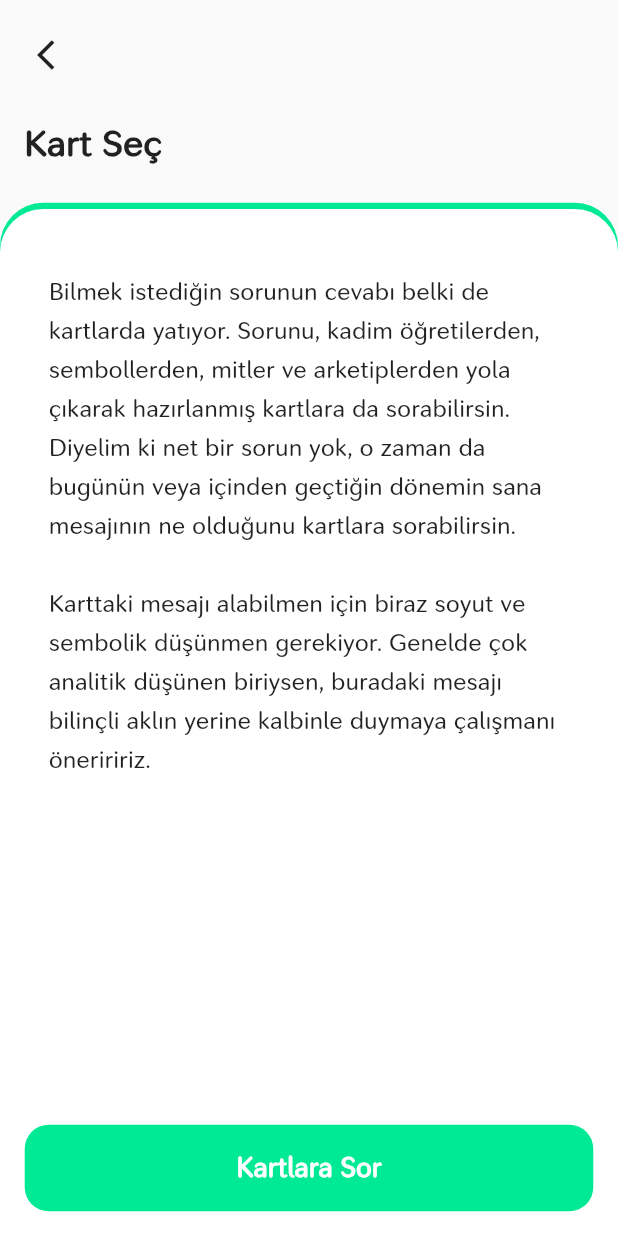
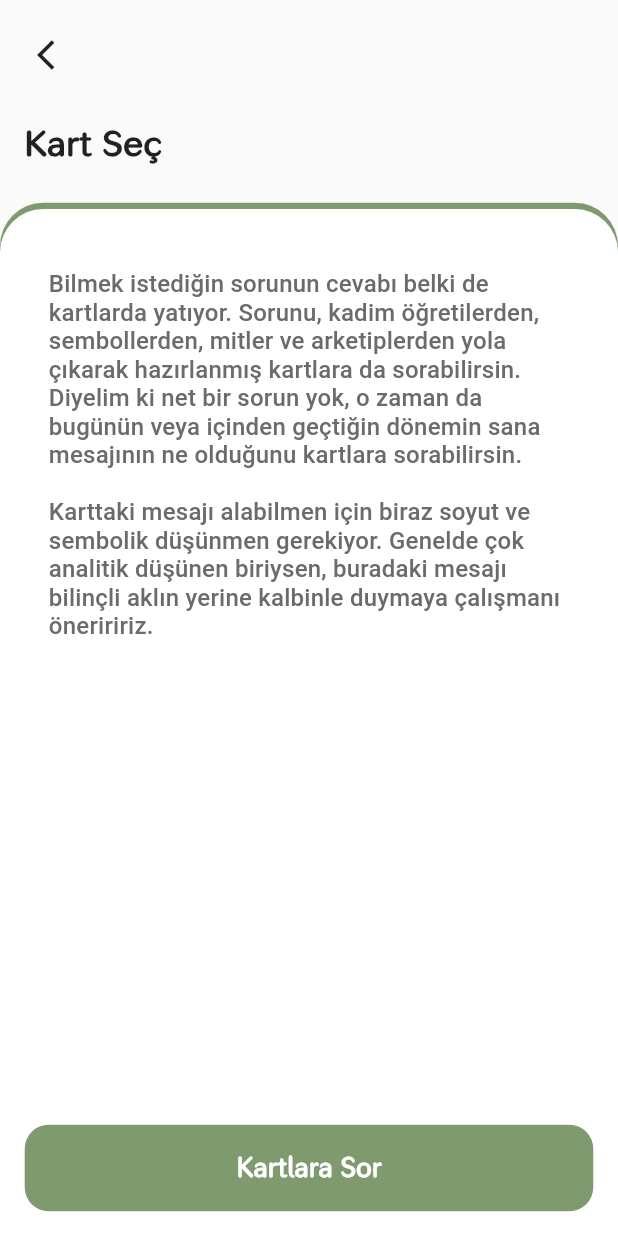
Before and after one commit to UysalMustafaa/Astrology-UI-Study, a Flutter app: the CardPickPage screen opened directly, on a phone screen of 412 x 824 dp. Run offline on Flutter 3.47's test engine with Material 2 defaults, Android fonts, the phone set to English and light mode, and no system bars; our stand-ins replace google_fonts; Roboto replaces fonts that are missing (Ubuntu).

Commit message:
Pages updated.

```diff
--- a/lib/core/pages/question/question_page.dart
+++ b/lib/core/pages/question/question_page.dart
@@ -1,3 +1,4 @@
+import 'package:astrology/core/constants/color_constants.dart';
 import 'package:astrology/core/widgets/custom_page_scaffold.dart';
 import 'package:flutter/material.dart';
 
@@ -21,7 +22,8 @@ class _QuestionPageState extends State<QuestionPage> {
           Navigator.pop(context);
         },
         onButtonPressed: () {},
-        pageColor: Color.fromRGBO(254, 87, 65, 1),
+        pageColor: ColorConstants.RedBerry,
+        hasButton: true,
       ),
     );
   }
--- a/lib/pages/card_pick/card_pick_page.dart
+++ b/lib/pages/card_pick/card_pick_page.dart
@@ -1,5 +1,7 @@
+import 'package:astrology/core/constants/color_constants.dart';
 import 'package:astrology/core/widgets/custom_page_scaffold.dart';
 import 'package:astrology/pages/card_pick/card_pick_second.dart';
+import 'package:astrology/core/extensions/context_extension.dart';
 import 'package:flutter/material.dart';
 
 class CardPickPage extends StatelessWidget {
@@ -11,8 +13,7 @@ class CardPickPage extends StatelessWidget {
         buttonTitle: 'Kartlara Sor',
         body: Text(
           'Bilmek istediğin sorunun cevabı belki de kartlarda yatıyor. Sorunu, kadim öğretilerden, sembollerden, mitler ve arketiplerden yola çıkarak hazırlanmış kartlara da sorabilirsin. Diyelim ki net bir sorun yok, o zaman da bugünün veya içinden geçtiğin dönemin sana mesajının ne olduğunu kartlara sorabilirsin. \n\nKarttaki mesajı alabilmen için biraz soyut ve sembolik düşünmen gerekiyor. Genelde çok analitik düşünen biriysen, buradaki mesajı bilinçli aklın yerine kalbinle duymaya çalışmanı öneriririz.',
-          style: TextStyle(fontSize: 16, height: 1.6),
-          textAlign: TextAlign.left,
+          style: context.appTheme().cardPickTextStyle,
         ),
         onBackPressed: () {
           Navigator.pop(context);
@@ -25,7 +26,8 @@ class CardPickPage extends StatelessWidget {
             ),
           );
         },
-        pageColor: Color.fromRGBO(0, 234, 150, 1),
+        pageColor: ColorConstants.BattleshipGray,
+        hasButton: true,
       ),
     );
   }
```
